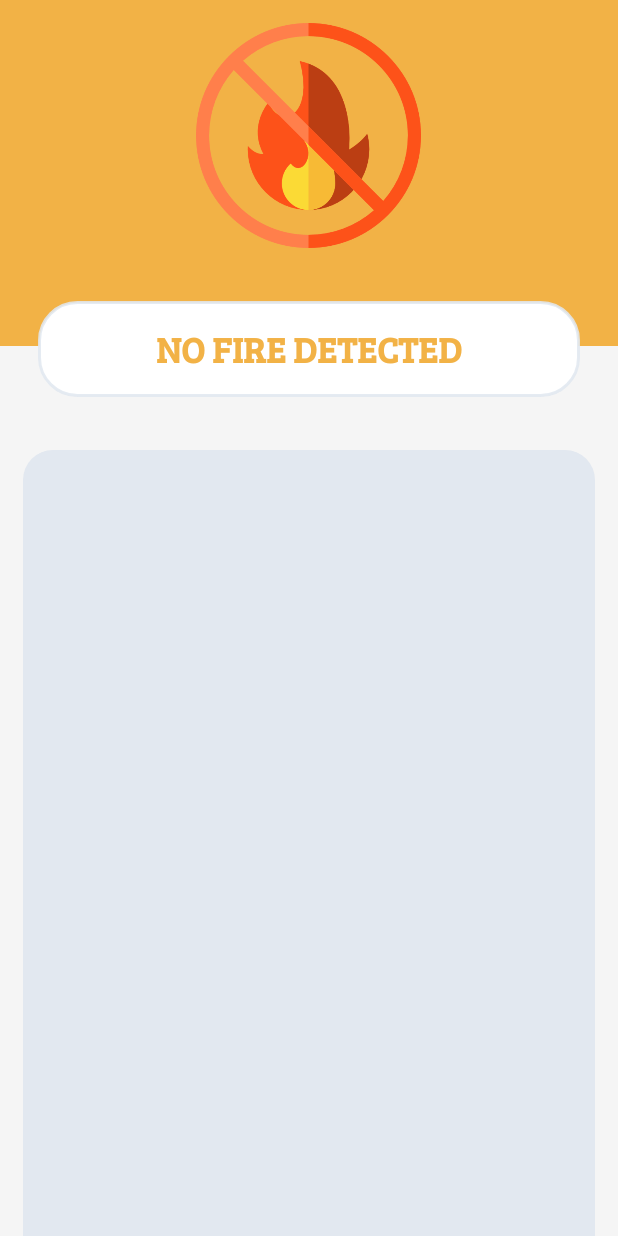
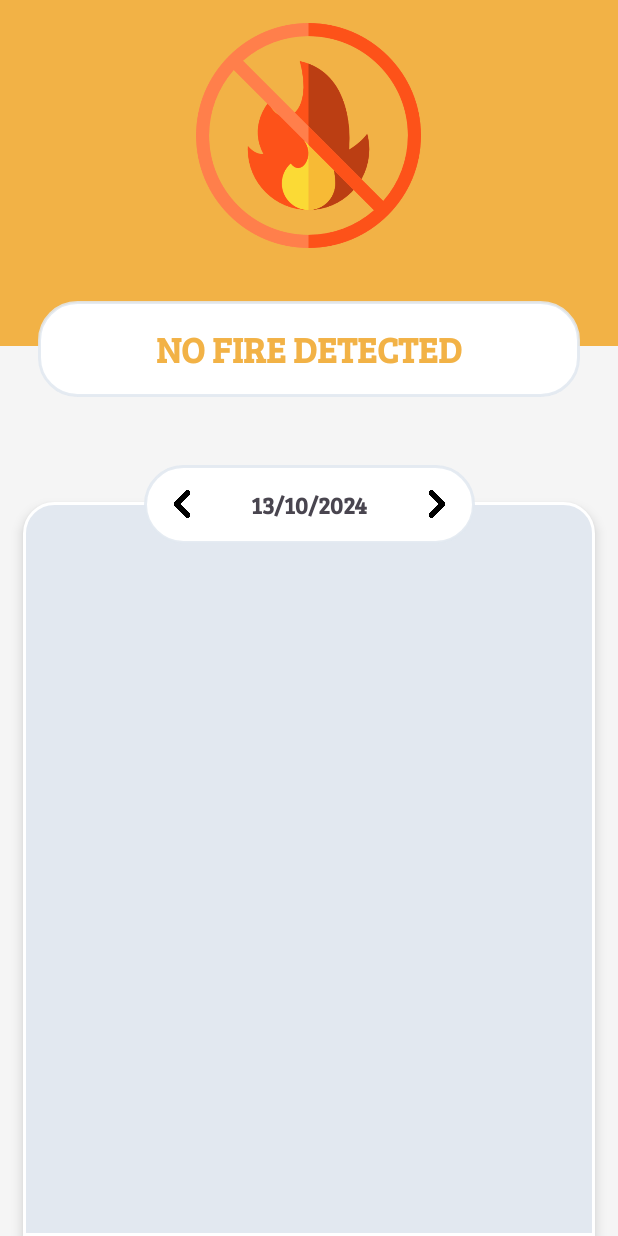
Before and after one commit to BIN-PDT/MOBILE_FIRE_DETECTION, an Android app: the screen it shows after launch (MainActivity), on a phone screen of 412 x 824 dp. Run offline under Robolectric (Android 15) with nearby library versions, the phone set to English and light mode, and no system bars; our stand-ins replace Firebase (no records; nobody signed in at launch, a user with empty details on screens opened directly).

Commit message:
ADD HISTORY FILTER

```diff
--- /dev/null
+++ b/app/src/main/java/com/study/firedetection/DateUtils.java
@@ -0,0 +1,29 @@
+package com.study.firedetection;
+
+import android.annotation.SuppressLint;
+
+import java.text.ParseException;
+import java.text.SimpleDateFormat;
+import java.util.Date;
+
+public class DateUtils {
+    @SuppressLint("SimpleDateFormat")
+    private static SimpleDateFormat DATE_FORMAT = new SimpleDateFormat("dd/MM/yyyy");
+
+    public static Date getDate(Date date) {
+        Date datePart = parse(format(date));
+        return datePart != null ? datePart : date;
+    }
+
+    public static String format(Date date) {
+        return DATE_FORMAT.format(date);
+    }
+
+    public static Date parse(String date) {
+        try {
+            return DATE_FORMAT.parse(date);
+        } catch (ParseException ignored) {
+        }
+        return null;
+    }
+}
--- a/app/src/main/java/com/study/firedetection/MainActivity.java
+++ b/app/src/main/java/com/study/firedetection/MainActivity.java
@@ -36,17 +36,25 @@ import com.google.firebase.database.ValueEventListener;
 import java.text.ParseException;
 import java.text.SimpleDateFormat;
 import java.util.ArrayList;
+import java.util.Calendar;
 import java.util.Collections;
+import java.util.Date;
 import java.util.List;
+import java.util.Objects;
 
+@SuppressLint("SimpleDateFormat")
 public class MainActivity extends AppCompatActivity {
     private static final int NOTIFICATION_PERMISSION_REQUEST_CODE = 1;
     private final List<ImageView> LIST_CONTAINER = new ArrayList<>(3);
     private boolean flagReady = false, flagDetected = false;
+    private final SimpleDateFormat SRC_FORMAT = new SimpleDateFormat("yyyy-MM-dd HH:mm:ss");
+    private final SimpleDateFormat DES_FORMAT = new SimpleDateFormat("dd/MM/yyyy HH:mm:ss");
+    private final Date CURRENT_DATE = DateUtils.getDate(new Date());
+    private Date selectedDate = this.CURRENT_DATE;
     private LinearLayout layoutNotifying;
     private HorizontalScrollView layoutDetecting;
-    private ImageView ivNotification;
-    private TextView tvNotification;
+    private ImageView ivNotification, btnBackward, btnForward;
+    private TextView tvNotification, tvDate;
     private HistoryRecyclerAdapter historyRecyclerAdapter;
 
     @Override
@@ -77,6 +85,9 @@ public class MainActivity extends AppCompatActivity {
         this.LIST_CONTAINER.add(findViewById(R.id.iv_capture_1));
         this.LIST_CONTAINER.add(findViewById(R.id.iv_capture_2));
         this.LIST_CONTAINER.add(findViewById(R.id.iv_capture_3));
+        this.btnBackward = findViewById(R.id.btn_backward);
+        this.btnForward = findViewById(R.id.btn_forward);
+        this.tvDate = findViewById(R.id.tv_date);
         // HISTORY LAYOUT.
         RecyclerView rvHistory = findViewById(R.id.rv_history);
         this.historyRecyclerAdapter = new HistoryRecyclerAdapter(this);
@@ -86,6 +97,27 @@ public class MainActivity extends AppCompatActivity {
     }
 
     private void onEvent() {
+        // CALENDAR EVENT.
+        this.tvDate.setText(DateUtils.format(this.selectedDate));
+        this.btnBackward.setOnClickListener(v -> {
+            Calendar calendar = Calendar.getInstance();
+            calendar.setTime(this.selectedDate);
+            calendar.add(Calendar.DAY_OF_MONTH, -1);
+
+            this.selectedDate = calendar.getTime();
+            this.tvDate.setText(DateUtils.format(this.selectedDate));
+            filterHistory();
+        });
+        this.btnForward.setOnClickListener(v -> {
+            Calendar calendar = Calendar.getInstance();
+            calendar.setTime(this.selectedDate);
+            calendar.add(Calendar.DAY_OF_MONTH, 1);
+
+            this.selectedDate = calendar.getTime();
+            this.tvDate.setText(DateUtils.format(this.selectedDate));
+            filterHistory();
+        });
+        // FIREBASE EVENT.
         FirebaseDatabase database = FirebaseDatabase.getInstance();
         DatabaseReference detectedRef = database.getReference("detected");
         detectedRef.addValueEventListener(new ValueEventListener() {
@@ -134,26 +166,8 @@ public class MainActivity extends AppCompatActivity {
                     });
                     capturedRef.addValueEventListener(new ValueEventListener() {
                         @Override
-                        @SuppressLint("SimpleDateFormat")
                         public void onDataChange(@NonNull DataSnapshot snapshot) {
-                            List<HistoryItem> listItem = new ArrayList<>();
-                            SimpleDateFormat srcFormat = new SimpleDateFormat("yyyy-MM-dd HH:mm:ss");
-                            SimpleDateFormat desFormat = new SimpleDateFormat("dd/MM/yyyy HH:mm:ss");
-
-                            snapshot.getChildren().forEach(dataTimestamp -> {
-                                List<String> listURL = new ArrayList<>();
-                                String timestamp = dataTimestamp.getKey();
-                                try {
-                                    timestamp = desFormat.format(srcFormat.parse(dataTimestamp.getKey()));
-                                } catch (ParseException ignored) {
-                                }
-
-                                dataTimestamp.getChildren().forEach(dataCapture ->
-                                        listURL.add(dataCapture.getValue(String.class)));
-                                listItem.add(new HistoryItem(timestamp, listURL));
-                            });
-                            Collections.reverse(listItem);
-                            historyRecyclerAdapter.setData(listItem);
+                            filterHistory();
                         }
 
                         @Override
@@ -173,6 +187,12 @@ public class MainActivity extends AppCompatActivity {
 
     private void changeLayout(boolean detected) {
         if (detected) {
+            if (!selectedDate.equals(CURRENT_DATE)) {
+                selectedDate = CURRENT_DATE;
+                historyRecyclerAdapter.setData(new ArrayList<>());
+            }
+            tvDate.setText(DateUtils.format(selectedDate));
+
             int color = ContextCompat.getColor(this, R.color.fire);
             this.layoutNotifying.setBackgroundColor(color);
             this.layoutDetecting.setVisibility(View.VISIBLE);
@@ -197,4 +217,38 @@ public class MainActivity extends AppCompatActivity {
             }
         }
     }
+
+    private void filterHistory() {
+        FirebaseDatabase database = FirebaseDatabase.getInstance();
+        DatabaseReference capturedRef = database.getReference("captured");
+        capturedRef.get().addOnCompleteListener(task -> {
+            List<HistoryItem> listItem = new ArrayList<>();
+
+            for (DataSnapshot dataTimestamp : task.getResult().getChildren()) {
+                String timestamp = dataTimestamp.getKey();
+                if (timestamp != null) {
+                    try {
+                        timestamp = DES_FORMAT.format(SRC_FORMAT.parse(dataTimestamp.getKey()));
+                    } catch (ParseException ignored) {
+                    }
+                    String[] timeComponents = timestamp.split(" ");
+
+                    Date dateValue = DateUtils.parse(timeComponents[0]);
+                    try {
+                        if (Objects.requireNonNull(dateValue).after(selectedDate)) break;
+                        if (dateValue.equals(selectedDate)) {
+                            List<String> listURL = new ArrayList<>();
+                            dataTimestamp.getChildren().forEach(dataCapture ->
+                                    listURL.add(dataCapture.getValue(String.class)));
+                            listItem.add(new HistoryItem(timeComponents[1], listURL));
+                        }
+                    } catch (Exception ignored) {
+                    }
+                }
+            }
+
+            Collections.reverse(listItem);
+            historyRecyclerAdapter.setData(listItem);
+        });
+    }
 }
--- a/app/src/main/res/drawable/bg_history.xml
+++ b/app/src/main/res/drawable/bg_history.xml
@@ -5,4 +5,7 @@
     <corners
         android:topLeftRadius="20dp"
         android:topRightRadius="20dp" />
+    <stroke
+        android:width="2dp"
+        android:color="@color/white" />
 </shape>
--- a/app/src/main/res/layout/activity_main.xml
+++ b/app/src/main/res/layout/activity_main.xml
@@ -5,8 +5,7 @@
     android:id="@+id/layout_main"
     android:layout_width="match_parent"
     android:layout_height="match_parent"
-    tools:context=".MainActivity"
-    tools:ignore="UseCompoundDrawables">
+    tools:context=".MainActivity">
 
     <LinearLayout
         android:id="@+id/layout_notifying"
@@ -53,7 +52,7 @@
         app:layout_constraintLeft_toLeftOf="parent"
         app:layout_constraintTop_toBottomOf="@id/layout_notifying" />
 
-    <LinearLayout
+    <androidx.constraintlayout.widget.ConstraintLayout
         android:layout_width="match_parent"
         android:layout_height="0dp"
         android:layout_marginTop="20dp"
@@ -67,7 +66,10 @@
             android:layout_width="wrap_content"
             android:layout_height="wrap_content"
             android:layout_marginHorizontal="15dp"
-            android:layout_marginTop="15dp">
+            android:layout_marginTop="15dp"
+            app:layout_constraintLeft_toLeftOf="parent"
+            app:layout_constraintRight_toRightOf="parent"
+            app:layout_constraintTop_toTopOf="parent">
 
             <LinearLayout
                 android:layout_width="wrap_content"
@@ -108,15 +110,63 @@
         <androidx.recyclerview.widget.RecyclerView
             android:id="@+id/rv_history"
             android:layout_width="match_parent"
-            android:layout_height="match_parent"
+            android:layout_height="0dp"
             android:layout_marginHorizontal="15dp"
-            android:layout_marginTop="15dp"
+            android:layout_marginTop="50dp"
             android:background="@drawable/bg_history"
+            android:elevation="5dp"
             android:paddingHorizontal="15dp"
-            android:paddingTop="15dp">
+            android:paddingTop="40dp"
+            app:layout_constraintBottom_toBottomOf="parent"
+            app:layout_constraintTop_toBottomOf="@id/layout_detecting">
 
         </androidx.recyclerview.widget.RecyclerView>
 
-    </LinearLayout>
+        <LinearLayout
+            android:layout_width="wrap_content"
+            android:layout_height="wrap_content"
+            android:layout_marginTop="25dp"
+            android:background="@drawable/bg_notification"
+            android:elevation="10dp"
+            android:gravity="center"
+            android:orientation="horizontal"
+            android:paddingHorizontal="15dp"
+            android:paddingVertical="5dp"
+            app:layout_constraintLeft_toLeftOf="parent"
+            app:layout_constraintRight_toRightOf="parent"
+            app:layout_constraintTop_toBottomOf="@id/layout_detecting">
+
+            <ImageView
+                android:id="@+id/btn_backward"
+                android:layout_width="20dp"
+                android:layout_height="20dp"
+                android:contentDescription="ARROW"
+                android:src="@drawable/icon_arrow_left"
+                tools:ignore="HardcodedText" />
+
+            <TextView
+                android:id="@+id/tv_date"
+                android:layout_width="150dp"
+                android:layout_height="wrap_content"
+                android:fontFamily="@font/bree_serif_regular"
+                android:paddingHorizontal="25dp"
+                android:paddingVertical="10dp"
+                android:text="dd/MM/yyyy"
+                android:textAlignment="center"
+                android:textSize="16sp"
+                android:textStyle="bold"
+                tools:ignore="HardcodedText" />
+
+            <ImageView
+                android:id="@+id/btn_forward"
+                android:layout_width="20dp"
+                android:layout_height="20dp"
+                android:contentDescription="ARROW"
+                android:src="@drawable/icon_arrow_right"
+                tools:ignore="HardcodedText" />
+
+        </LinearLayout>
+
+    </androidx.constraintlayout.widget.ConstraintLayout>
 
 </androidx.constraintlayout.widget.ConstraintLayout>
--- a/app/src/main/res/layout/item_history.xml
+++ b/app/src/main/res/layout/item_history.xml
@@ -15,13 +15,13 @@
 
         <TextView
             android:id="@+id/tv_timestamp"
-            android:layout_width="100dp"
+            android:layout_width="70dp"
             android:layout_height="wrap_content"
             android:layout_gravity="center_vertical"
             android:breakStrategy="balanced"
             android:fontFamily="@font/bree_serif_regular"
             android:lineHeight="28dp"
-            android:text="yyyy-MM-dd HH:mm:ss"
+            android:text="00:00:00"
             android:textColor="@color/black"
             android:textSize="16sp"
             android:textStyle="bold"
@@ -51,7 +51,7 @@
                     android:layout_width="64dp"
                     android:layout_height="64dp"
                     android:layout_gravity="center"
-                    android:layout_marginHorizontal="10dp"
+                    android:layout_marginHorizontal="5dp"
                     android:contentDescription="CAPTURE_2"
                     tools:ignore="HardcodedText" />
 
```
Also changed, not shown: app/src/main/res/drawable/icon_arrow_left.png (added), app/src/main/res/drawable/icon_arrow_right.png (added).
